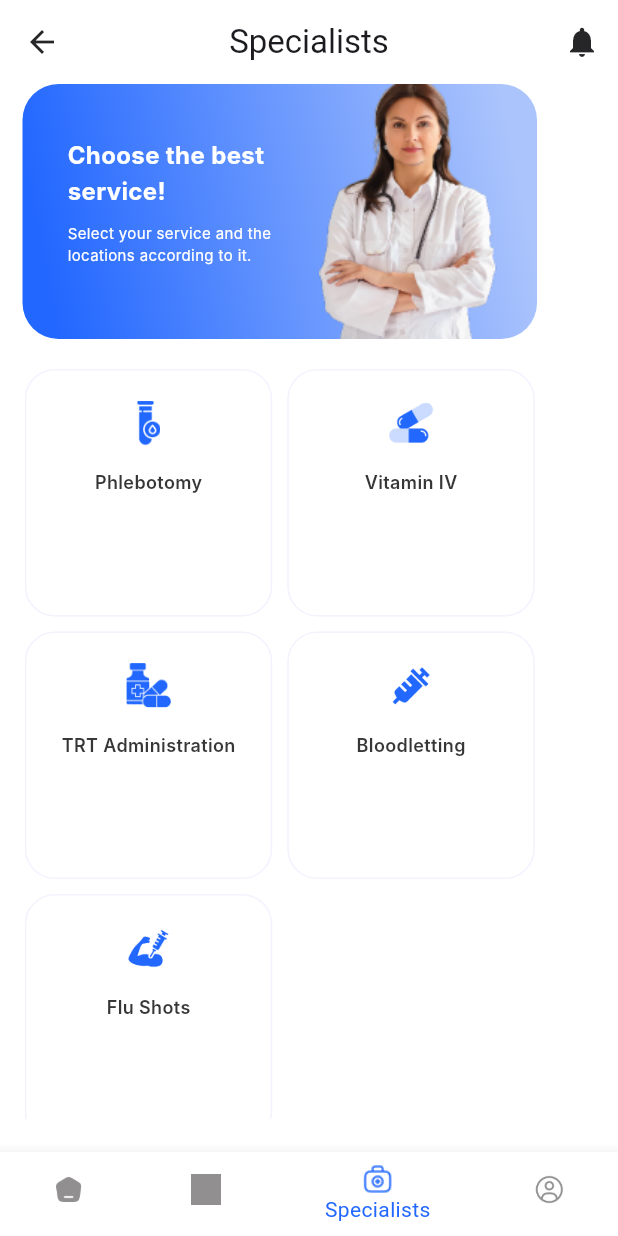
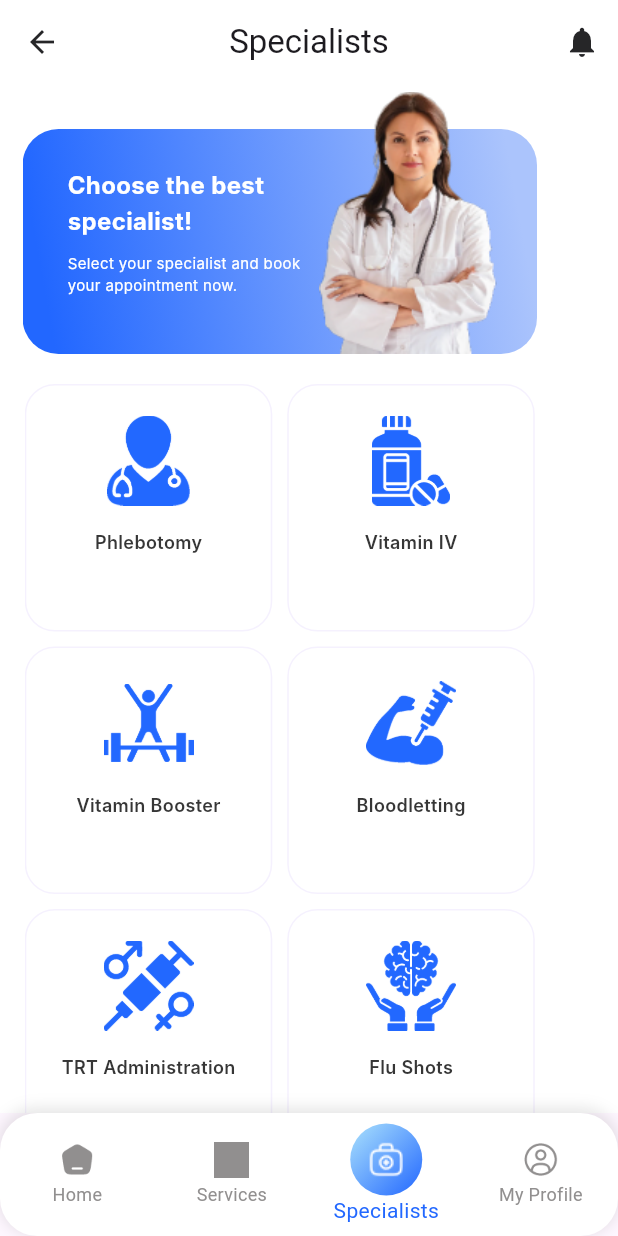
Before and after one commit to MustuBharmal/DocBookingApp, a Flutter app: the NavigationScreen screen opened by its route, item 3 of the bottom bar chosen, on a phone screen of 412 x 824 dp. Run offline on Flutter 3.47's test engine with Material 3 defaults, Android fonts, the phone set to English and light mode, and no system bars; our stand-ins replace get, get_storage, google_fonts, logger; accounts and stored records are empty; network calls fail; Roboto replaces fonts that are missing (Inter).

Commit message:
customized code

```diff
--- a/lib/global/constant_list.dart
+++ b/lib/global/constant_list.dart
@@ -2,15 +2,16 @@ import '../util/images.dart';
 import 'constant_string.dart';
 
 class ConstantList {
-  static const textList = [
+  static const textListForServices = [
     ConstantString.phlebotomy,
     ConstantString.vitaminIv,
+    ConstantString.vitaminBooster,
+    ConstantString.bloodletting,
     ConstantString.trtAdministration,
-    ConstantString.bloodletting,
     ConstantString.fluShots,
   ];
 
-  static List imagePathList = [
+  static List imagePathListForServices = [
     Images.phlebotomy,
     Images.vitaminIv,
     Images.vitaminBooster,
@@ -18,4 +19,22 @@ class ConstantList {
     Images.trtAdministration,
     Images.flushots,
   ];
+
+  static const textListForSpecialist = [
+    ConstantString.doctor,
+    ConstantString.nutritionalist,
+    ConstantString.fitnessCoach,
+    ConstantString.trtTreatment,
+    ConstantString.hrtTreatment,
+    ConstantString.mentalHealth,
+  ];
+
+  static List imagePathListForSpecialist = [
+    Images.doctor,
+    Images.nutritionalist,
+    Images.fitnessCoach,
+    Images.trtTreatment,
+    Images.hrtTreatment,
+    Images.mentalHealth,
+  ];
 }
--- a/lib/global/constant_string.dart
+++ b/lib/global/constant_string.dart
@@ -7,10 +7,22 @@ class ConstantString {
   static const visitLocalClinic = "Visit a Local Clinic";
   static const arrHomeVisit = "Arrange Home Visit";
   static const chatWSpeciaList = "Chat With a Specialist";
-  static const phlebotomy="Phlebotomy";
-  static const vitaminIv="Vitamin IV";
-  static const trtAdministration="TRT Administration";
-  static const bloodletting="Bloodletting";
-  static const fluShots="Flu Shots";
-
+  static const phlebotomy = "Phlebotomy";
+  static const vitaminIv = "Vitamin IV";
+  static const vitaminBooster = "Vitamin Booster";
+  static const trtAdministration = "TRT Administration";
+  static const bloodletting = "Bloodletting";
+  static const fluShots = "Flu Shots";
+  static const doctor = "Doctor";
+  static const nutritionalist = "Nutritionalist";
+  static const fitnessCoach = "Fitness Coach";
+  static const trtTreatment = "TRT Treatment";
+  static const hrtTreatment = "HRT Treatment";
+  static const mentalHealth = "Mental Health";
+  static const headerTextForServices = "Choose the best \nservice!";
+  static const subTextForServices =
+      "Select your service and the \nlocations according to it.";
+  static const headerTextForSpecialist = "Choose the best \nspecialist!";
+  static const subTextForSpecialist =
+      "Select your specialist and book \nyour appointment now.";
 }
--- a/lib/presentations/home/controller/home_controller.dart
+++ b/lib/presentations/home/controller/home_controller.dart
@@ -21,7 +21,7 @@ class HomeController extends GetxController {
   RxString selectedService = ''.obs;
   final List<String> appBarTitle = const [
     'Home',
-    'Service',
+    'Services',
     'Specialists',
     'My Profile',
   ];
--- a/lib/presentations/home/view/home_screen.dart
+++ b/lib/presentations/home/view/home_screen.dart
@@ -1,8 +1,10 @@
 import 'package:doc_booking_app/global/constant_string.dart';
 import 'package:doc_booking_app/presentations/home/controller/home_controller.dart';
 import 'package:doc_booking_app/presentations/home/widget/custom_widgets.dart';
+import 'package:doc_booking_app/presentations/services/view/service_screen.dart';
 import 'package:doc_booking_app/util/app_color.dart';
 import 'package:flutter/material.dart';
+import 'package:get/get.dart';
 import '../../../global/constant_list.dart';
 import '../../../util/styles.dart';
 import '../../../widgets/custom_container_with_logo.dart';
@@ -176,7 +178,11 @@ class HomeScreen extends StatelessWidget {
               myHeaderText(
                   text: ConstantString.topServices,
                   button: TextButton(
-                      onPressed: () {}, child:  Text("See All",style: subtitleStyle1,))),
+                      onPressed: () {},
+                      child: Text(
+                        "See All",
+                        style: subtitleStyle1,
+                      ))),
               const SizedBox(
                 height: 15,
               ),
@@ -190,14 +196,14 @@ class HomeScreen extends StatelessWidget {
                       child: ListView.separated(
                           scrollDirection: Axis.horizontal,
                           itemBuilder: (context, index) {
-                            return containerWithLogo1(
+                            return containerWithIcon1(
                                 onTap: () {},
-                                imagePath: ConstantList.imagePathList[index],
-                                text: ConstantList.textList[index]);
+                                imagePath: ConstantList.imagePathListForServices[index],
+                                text: ConstantList.textListForServices[index]);
                           },
                           separatorBuilder: (context, index) =>
                               const SizedBox(width: 10),
-                          itemCount: ConstantList.textList.length),
+                          itemCount: ConstantList.textListForServices.length),
                     ),
                   ],
                 ),
--- a/lib/presentations/home/view/navigation_screen.dart
+++ b/lib/presentations/home/view/navigation_screen.dart
@@ -1,9 +1,9 @@
-import 'package:doc_booking_app/presentations/home/controller/home_controller.dart';
 import 'package:flutter/material.dart';
 import 'package:get/get.dart';
 import '../../../util/app_color.dart';
 import '../../../util/images.dart';
 import '../../../widgets/customer_app_bar.dart';
+import '../controller/home_controller.dart';
 
 class NavigationScreen extends GetView<HomeController> {
   const NavigationScreen({super.key});
@@ -19,17 +19,52 @@ class NavigationScreen extends GetView<HomeController> {
           back: false,
         ),
         body: controller.pages[controller.selectedIndex.value],
-        bottomNavigationBar: BottomNavigationBar(
+        bottomNavigationBar: Container(
+          decoration: BoxDecoration(
+            borderRadius: BorderRadius.circular(25),
+            color: AppColors.white,
+            boxShadow: [
+              BoxShadow(
+                color: Colors.black.withOpacity(0.1),
+                blurRadius: 8,
+                spreadRadius: 1,
+                offset: const Offset(0, -2),
+              ),
+            ],
+          ),
+          child: BottomNavigationBar(
+            elevation: 0,
             selectedItemColor: AppColors.primary,
+            unselectedItemColor: AppColors.grey,
+            type: BottomNavigationBarType.fixed,
+            backgroundColor: Colors.transparent,
             items: List.generate(controller.pages.length, (index) {
               final bool isSelected = controller.selectedIndex.value == index;
               return BottomNavigationBarItem(
-              backgroundColor: AppColors.white,
                 icon: Center(
-                child: Image.asset(
+                  child: Stack(
+                    alignment: Alignment.center,
+                    children: [
+                      if (isSelected)
+                        Container(
+                          width: 48,
+                          height: 48,
+                          decoration: const BoxDecoration(
+                            shape: BoxShape.circle,
+                            gradient: LinearGradient(
+                              colors: [Color(0xFFABE2FC), Color(0xFF2267FF)],
+                              begin: Alignment.topLeft,
+                              end: Alignment.bottomRight,
+                            ),
+                          ),
+                        ),
+                      Image.asset(
                         _getIconPath(index),
-                  width: 20,
-                  color: isSelected ? AppColors.primary : AppColors.grey,
+                        width: 24,
+                        height: 24,
+                        color: isSelected ? Colors.white : AppColors.grey,
+                      ),
+                    ],
                   ),
                 ),
                 label: _getLabel(index),
@@ -37,6 +72,7 @@ class NavigationScreen extends GetView<HomeController> {
             }),
             currentIndex: controller.selectedIndex.value,
             onTap: controller.onItemTapped,
+          ),
         ),
       ),
     );
--- a/lib/presentations/profile/view/profile_screen.dart
+++ b/lib/presentations/profile/view/profile_screen.dart
@@ -24,7 +24,7 @@ class ProfileScreen extends StatelessWidget {
           margin: const EdgeInsets.symmetric(horizontal: 15),
           child: ListView.separated(
               itemBuilder: (context, index) =>
-                  customContainerWithLogo2(text: detailList[index]),
+                  customContainerWithIcon2(text: detailList[index]),
               separatorBuilder: (context, index) => const SizedBox(
                     height: 10,
                   ),
--- a/lib/presentations/services/view/service_screen.dart
+++ b/lib/presentations/services/view/service_screen.dart
@@ -1,4 +1,5 @@
 import 'package:doc_booking_app/global/constant_list.dart';
+import 'package:doc_booking_app/global/constant_string.dart';
 import 'package:doc_booking_app/util/app_color.dart';
 import 'package:doc_booking_app/widgets/custom_intro_container.dart';
 import 'package:flutter/material.dart';
@@ -18,8 +19,15 @@ class ServiceScreen extends StatelessWidget {
         padding: const EdgeInsets.symmetric(horizontal: 15),
         child: SingleChildScrollView(
           child: Column(
+            mainAxisAlignment: MainAxisAlignment.center,
             children: [
-              customIntoContainer(imgPath: Images.maleDoctor),
+              const SizedBox(
+                height: 30,
+              ),
+              customBannerContainer(
+                  imgPath: Images.maleDoctor,
+                  headerText: ConstantString.headerTextForServices,
+                  subText: ConstantString.subTextForServices),
               const SizedBox(
                 height: 20,
               ),
@@ -27,18 +35,20 @@ class ServiceScreen extends StatelessWidget {
                 width: 340,
                 height: 500,
                 child: GridView.builder(
-                  physics:  const ScrollPhysics(),
+                  physics: const ScrollPhysics(),
                   primary: true,
                   gridDelegate: const SliverGridDelegateWithFixedCrossAxisCount(
                     crossAxisCount: 2,
                     crossAxisSpacing: 10,
                     mainAxisSpacing: 10,
                   ),
-                  itemCount: ConstantList.textList.length,
+                  itemCount: ConstantList.textListForServices.length,
                   itemBuilder: (context, index) {
-                    return containerWithLogo1(
-                      imagePath: ConstantList.imagePathList[index],
-                      text: ConstantList.textList[index],
+                    return containerWithIcon1(
+                      onTap: () {},
+                      heightWidth: 60,
+                      imagePath: ConstantList.imagePathListForServices[index],
+                      text: ConstantList.textListForServices[index],
                     );
                   },
                 ),
--- a/lib/presentations/specialist/view/specialist_screen.dart
+++ b/lib/presentations/specialist/view/specialist_screen.dart
@@ -1,3 +1,4 @@
+import 'package:doc_booking_app/global/constant_string.dart';
 import 'package:flutter/material.dart';
 import '../../../global/constant_list.dart';
 import '../../../util/app_color.dart';
@@ -19,7 +20,13 @@ class SpecialistScreen extends StatelessWidget {
         child: SingleChildScrollView(
           child: Column(
             children: [
-              customIntoContainer(imgPath: Images.femaleDoctor),
+              const SizedBox(
+                height: 30,
+              ),
+              customBannerContainer(
+                  imgPath: Images.femaleDoctor,
+                  headerText: ConstantString.headerTextForSpecialist,
+                  subText: ConstantString.subTextForSpecialist),
               const SizedBox(
                 height: 20,
               ),
@@ -27,18 +34,20 @@ class SpecialistScreen extends StatelessWidget {
                 width: 340,
                 height: 500,
                 child: GridView.builder(
-                  physics:  const ScrollPhysics(),
+                  physics: const ScrollPhysics(),
                   primary: true,
                   gridDelegate: const SliverGridDelegateWithFixedCrossAxisCount(
                     crossAxisCount: 2,
                     crossAxisSpacing: 10,
                     mainAxisSpacing: 10,
                   ),
-                  itemCount: ConstantList.textList.length,
+                  itemCount: ConstantList.textListForSpecialist.length,
                   itemBuilder: (context, index) {
-                    return containerWithLogo1(
-                      imagePath: ConstantList.imagePathList[index],
-                      text: ConstantList.textList[index],
+                    return containerWithIcon1(
+                      onTap: () {},
+                      heightWidth: 60,
+                      imagePath: ConstantList.imagePathListForSpecialist[index],
+                      text: ConstantList.textListForServices[index],
                     );
                   },
                 ),
--- a/lib/presentations/splash_screens/view/splash_screen.dart
+++ b/lib/presentations/splash_screens/view/splash_screen.dart
@@ -3,6 +3,7 @@ import 'package:doc_booking_app/util/app_color.dart';
 import 'package:flutter/material.dart';
 import 'package:get/get.dart';
 
+import '../../../util/images.dart';
 import '../../authentication/views/login_welcome_screen.dart';
 
 class SplashScreen extends StatefulWidget {
@@ -18,8 +19,10 @@ class _SplashScreenState extends State<SplashScreen> {
   @override
   void initState() {
     super.initState();
-    Future.delayed(const Duration(seconds: 2),
-        () => Get.offNamed(LoginWelcomeScreen.routeName),);
+    Future.delayed(
+      const Duration(seconds: 2),
+      () => Get.offNamed(LoginWelcomeScreen.routeName),
+    );
   }
 
   @override
@@ -32,7 +35,7 @@ class _SplashScreenState extends State<SplashScreen> {
             mainAxisSize: MainAxisSize.min,
             crossAxisAlignment: CrossAxisAlignment.center,
             children: [
-              Image.asset('assets/logos/company_logo.png'),
+              Image.asset(Images.companyLogo),
               SizedBox(
                 height: Get.height * 0.065,
               ),
--- a/lib/util/images.dart
+++ b/lib/util/images.dart
@@ -19,17 +19,23 @@ class Images {
   static String get user=>'user'.iconPng;
   static String get vitaminBooster=>'vitamin_booster'.iconPng;
   static String get vitaminIv=>'vitamin_iv'.iconPng;
-
-
+  static String get mentalHealth=>'mental_health'.iconPng;
+  static String get doctor=>'doctor'.iconPng;
+  static String get fitnessCoach=>'fitness_coach'.iconPng;
+  static String get hrtTreatment=>'hrt_treatment'.iconPng;
+  static String get trtTreatment=>'trt_treatment'.iconPng;
+  static String get nutritionalist=>'nutritionalist'.iconPng;
 
 
 }
 
 extension on String {
+
+  ///for image folder
   String get imagePng => 'assets/images/$this.png';
-
+  ///for icon folder
   String get iconPng => 'assets/icons/$this.png';
-
+  ///for logo folder
   String get logoPng => 'assets/logos/$this.png';
 
   String get jpg => 'assets/images/$this.jpg';
--- a/lib/widgets/custom_bottom_sheet_widget.dart
+++ b/lib/widgets/custom_bottom_sheet_widget.dart
@@ -69,7 +69,7 @@ class CustomBottomSheetWidget extends GetView<HomeController> {
                         width: 30,
                         height: 30,
                         child: Image.asset(
-                          ConstantList.imagePathList[index],
+                          ConstantList.imagePathListForServices[index],
                           fit: BoxFit.contain,
                         ),
                       ),
--- a/lib/widgets/custom_container_with_logo.dart
+++ b/lib/widgets/custom_container_with_logo.dart
@@ -1,10 +1,14 @@
+import 'package:doc_booking_app/widgets/custom_icon_sizebox.dart';
 import 'package:flutter/material.dart';
 
 import '../util/app_color.dart';
 import '../util/styles.dart';
 
-Widget containerWithLogo1(
-    {required String imagePath, required String text, void Function()? onTap}) {
+Widget containerWithIcon1(
+    {required String imagePath,
+    required String text,
+    double? heightWidth,
+    void Function()? onTap}) {
   return InkWell(
     onTap: onTap,
     child: Container(
@@ -21,14 +25,7 @@ Widget containerWithLogo1(
       ),
       child: Column(
         children: [
-          SizedBox(
-            width: 30,
-            height: 30,
-            child: Image.asset(
-              imagePath,
-              fit: BoxFit.contain,
-            ),
-          ),
+          customIconSizeBox(iconPath: imagePath, heightWidth: heightWidth),
           const SizedBox(height: 16),
           Text(
             text,
@@ -45,7 +42,7 @@ Widget containerWithLogo1(
   );
 }
 
-Widget customContainerWithLogo2({String? text, String? iconPath}) {
+Widget customContainerWithIcon2({String? text, String? iconPath}) {
   return Container(
     width: 343,
     height: 56,
--- a/lib/widgets/custom_icon_sizebox.dart
+++ b/lib/widgets/custom_icon_sizebox.dart
@@ -1,9 +1,9 @@
 import 'package:flutter/cupertino.dart';
 
-Widget customIconSizeBox({required String iconPath, double heightWidth = 30}) {
+Widget customIconSizeBox({required String iconPath, double? heightWidth}) {
   return SizedBox(
-    width: heightWidth,
-    height: heightWidth,
+    width: heightWidth ?? 30,
+    height: heightWidth ?? 30,
     child: Image.asset(
       iconPath,
       fit: BoxFit.contain,
--- a/lib/widgets/custom_intro_container.dart
+++ b/lib/widgets/custom_intro_container.dart
@@ -1,31 +1,29 @@
 import 'package:flutter/material.dart';
 
-Widget customIntoContainer({String? imgPath}) {
+Widget customBannerContainer(
+    {String? imgPath, String? headerText, String? subText}) {
   return Container(
     width: 343,
-    height: 170,
-    decoration: ShapeDecoration(
+    height: 150,
+    decoration: BoxDecoration(
       gradient: const LinearGradient(
         begin: Alignment(-0.92, 0.38),
         end: Alignment(0.92, -0.38),
         colors: [Color(0xFF2267FF), Color(0xFFABC4FC)],
       ),
-      shape: RoundedRectangleBorder(
-        borderRadius: BorderRadius.circular(24),
-      ),
+      borderRadius: BorderRadius.circular(24),
     ),
     child: Stack(
       clipBehavior: Clip.none,
       children: [
-        const Padding(
-          padding:
-          EdgeInsets.symmetric(horizontal: 30, vertical: 35),
+        Padding(
+          padding: const EdgeInsets.symmetric(horizontal: 30, vertical: 25),
           child: Column(
             crossAxisAlignment: CrossAxisAlignment.start,
             children: [
               Text(
-                'Choose the best \nservice!',
-                style: TextStyle(
+                headerText!,
+                style: const TextStyle(
                   color: Colors.white,
                   fontSize: 16,
                   fontFamily: 'Inter',
@@ -33,10 +31,10 @@ Widget customIntoContainer({String? imgPath}) {
                   height: 1.5,
                 ),
               ),
-              SizedBox(height: 9),
+              const SizedBox(height: 9),
               Text(
-                'Select your service and the \nlocations according to it.',
-                style: TextStyle(
+                subText!,
+                style: const TextStyle(
                   color: Colors.white,
                   fontSize: 10,
                   fontFamily: 'Inter',
@@ -56,6 +54,7 @@ Widget customIntoContainer({String? imgPath}) {
             decoration: BoxDecoration(
               image: DecorationImage(
                 image: AssetImage(imgPath!),
+                scale: 1,
                 fit: BoxFit.contain,
               ),
             ),
```
Also changed, not shown: assets/icons/doctor.png (added), assets/icons/fitness_coach.png (added), assets/icons/hrt_treatment.png (added), assets/icons/mental_health.png (added), assets/icons/nutritionalist.png (added), assets/icons/trt_treatment.png (added). Lines whose indentation alone changed are shown as unchanged.
